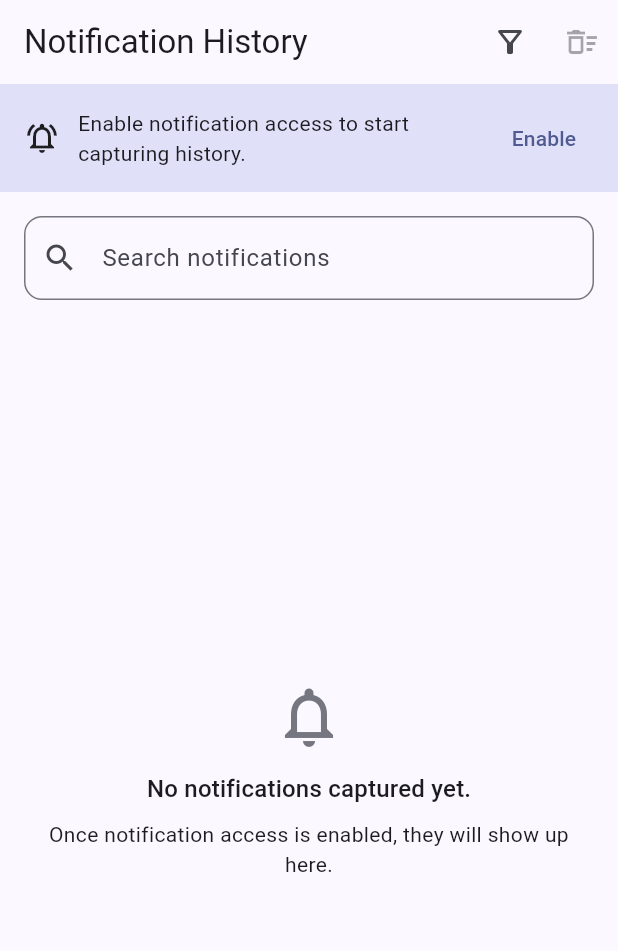
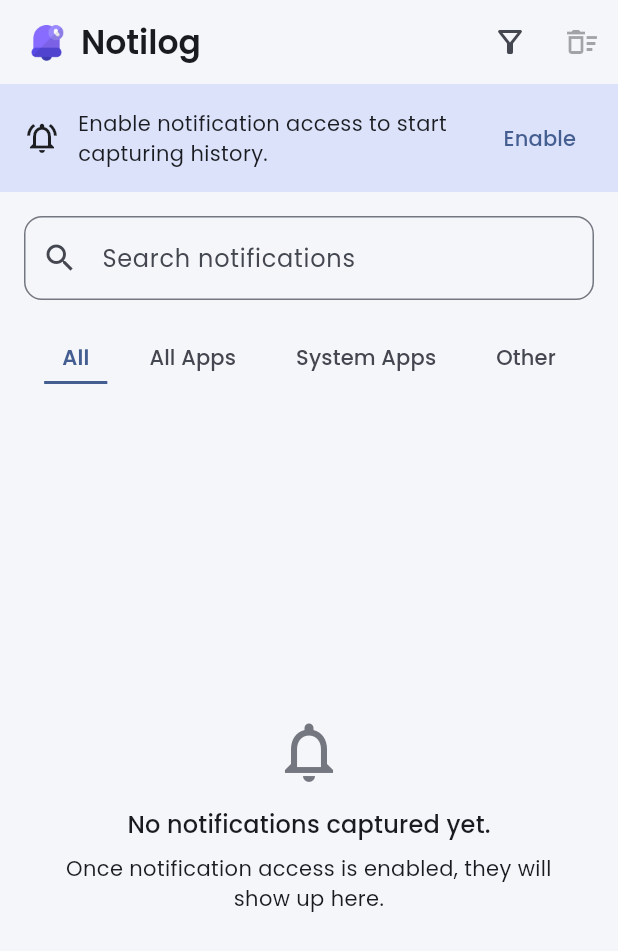
Before and after one commit to SurajChaurasia84/Notilog, a Flutter app: the screen it shows after launch, on a phone screen of 412 x 824 dp. Shown: the top 951 px of the screen. Run offline on Flutter 3.47's test engine with Material 3 defaults, Android fonts, the phone set to English and light mode, and no system bars; our stand-ins replace google_fonts, hive, hive_flutter; accounts and stored records are empty.

Commit message:
Updated screens

```diff
--- a/lib/main.dart
+++ b/lib/main.dart
@@ -1,4 +1,5 @@
 import 'package:flutter/material.dart';
+import 'package:google_fonts/google_fonts.dart';
 import 'package:hive_flutter/hive_flutter.dart';
 
 import 'database/hive_boxes.dart';
@@ -28,22 +29,45 @@ class NotificationHistoryApp extends StatelessWidget {
 
   @override
   Widget build(BuildContext context) {
+    const seed = Color(0xFF1F6FE5);
     final baseTheme = ThemeData(
-      colorScheme: ColorScheme.fromSeed(seedColor: Colors.indigo),
+      colorScheme: ColorScheme.fromSeed(
+        seedColor: seed,
+        background: const Color(0xFFF4F6FA),
+        surface: Colors.white,
+        surfaceVariant: const Color(0xFFE9EEF6),
+      ),
+      scaffoldBackgroundColor: const Color(0xFFF4F6FA),
       useMaterial3: true,
     );
     return MaterialApp(
       title: 'Notification History',
       debugShowCheckedModeBanner: false,
       theme: baseTheme.copyWith(
-        appBarTheme: const AppBarTheme(centerTitle: false),
+        appBarTheme: const AppBarTheme(
+          centerTitle: false,
+          backgroundColor: Color(0xFFF4F6FA),
+        ),
+        cardTheme: const CardThemeData(
+          color: Colors.white,
+          surfaceTintColor: Colors.white,
+        ),
+        listTileTheme: const ListTileThemeData(
+          tileColor: Colors.white,
+        ),
+        textTheme: GoogleFonts.poppinsTextTheme(baseTheme.textTheme),
       ),
       darkTheme: ThemeData(
         colorScheme: ColorScheme.fromSeed(
-          seedColor: Colors.indigo,
+          seedColor: seed,
           brightness: Brightness.dark,
+          background: const Color(0xFF0F131A),
+          surface: const Color(0xFF161B24),
+          surfaceVariant: const Color(0xFF202736),
         ),
+        scaffoldBackgroundColor: const Color(0xFF0F131A),
         useMaterial3: true,
+        textTheme: GoogleFonts.poppinsTextTheme(ThemeData.dark().textTheme),
       ),
       home: HomeScreen(controller: controller),
     );
--- a/lib/screens/home_screen.dart
+++ b/lib/screens/home_screen.dart
@@ -65,7 +65,20 @@ class _HomeScreenState extends State<HomeScreen> with WidgetsBindingObserver {
         final notifications = widget.controller.notifications;
         return Scaffold(
           appBar: AppBar(
-            title: const Text('Notification History'),
+            title: Row(
+              children: [
+                Image.asset(
+                  'assets/bell.png',
+                  width: 30,
+                  height: 30,
+                ),
+                const SizedBox(width: 8),
+                const Text(
+                  'Notilog',
+                  style: TextStyle(fontWeight: FontWeight.w600),
+                ),
+              ],
+            ),
             actions: [
               IconButton(
                 tooltip: 'Filter',
@@ -76,9 +89,7 @@ class _HomeScreenState extends State<HomeScreen> with WidgetsBindingObserver {
                 tooltip: 'Clear all',
                 onPressed: notifications.isEmpty
                     ? null
-                    : () async {
-                        await widget.controller.clearAll();
-                      },
+                    : () => _confirmClearAll(context),
                 icon: const Icon(Icons.delete_sweep_outlined),
               ),
             ],
@@ -93,6 +104,7 @@ class _HomeScreenState extends State<HomeScreen> with WidgetsBindingObserver {
                 padding: const EdgeInsets.all(16),
                 child: TextField(
                   controller: _searchController,
+                  autofocus: false,
                   decoration: InputDecoration(
                     prefixIcon: const Icon(Icons.search),
                     hintText: 'Search notifications',
@@ -101,6 +113,10 @@ class _HomeScreenState extends State<HomeScreen> with WidgetsBindingObserver {
                     ),
                   ),
                 ),
+              ),
+              _CategoryTabs(
+                value: widget.controller.categoryFilter,
+                onChanged: widget.controller.setCategoryFilter,
               ),
               Expanded(
                 child: notifications.isEmpty
@@ -112,8 +128,7 @@ class _HomeScreenState extends State<HomeScreen> with WidgetsBindingObserver {
                           return NotificationTile(
                             entry: entry,
                             onTap: () => _openDetail(context, entry),
-                            onDelete: () =>
-                                widget.controller.deleteEntry(entry),
+                            onDelete: () => _confirmDelete(context, entry),
                           );
                         },
                       ),
@@ -148,4 +163,117 @@ class _HomeScreenState extends State<HomeScreen> with WidgetsBindingObserver {
       ),
     );
   }
+
+  Future<void> _confirmDelete(
+    BuildContext context,
+    NotificationEntry entry,
+  ) async {
+    final result = await showDialog<bool>(
+      context: context,
+      builder: (context) => AlertDialog(
+        title: const Text('Delete notification'),
+        content: const Text('Are you sure you want to delete this notification?'),
+        actions: [
+          TextButton(
+            onPressed: () => Navigator.of(context).pop(false),
+            child: const Text('Cancel'),
+          ),
+          ElevatedButton(
+            onPressed: () => Navigator.of(context).pop(true),
+            child: const Text('Delete'),
+          ),
+        ],
+      ),
+    );
+    if (result == true) {
+      await widget.controller.deleteEntry(entry);
+    }
+  }
+
+  Future<void> _confirmClearAll(BuildContext context) async {
+    final result = await showDialog<bool>(
+      context: context,
+      builder: (context) => AlertDialog(
+        title: const Text('Clear all history'),
+        content: const Text('Delete all stored notifications?'),
+        actions: [
+          TextButton(
+            onPressed: () => Navigator.of(context).pop(false),
+            child: const Text('Cancel'),
+          ),
+          ElevatedButton(
+            onPressed: () => Navigator.of(context).pop(true),
+            child: const Text('Clear'),
+          ),
+        ],
+      ),
+    );
+    if (result == true) {
+      await widget.controller.clearAll();
+    }
+  }
 }
+
+class _CategoryTabs extends StatelessWidget {
+  const _CategoryTabs({
+    required this.value,
+    required this.onChanged,
+  });
+
+  final AppCategoryFilter value;
+  final ValueChanged<AppCategoryFilter> onChanged;
+
+  @override
+  Widget build(BuildContext context) {
+    final theme = Theme.of(context);
+    return SingleChildScrollView(
+      scrollDirection: Axis.horizontal,
+      padding: const EdgeInsets.symmetric(horizontal: 8),
+      child: Row(
+        children: [
+          _buildTab(theme, AppCategoryFilter.all, 'All'),
+          _buildTab(theme, AppCategoryFilter.allApps, 'All Apps'),
+          _buildTab(theme, AppCategoryFilter.systemApps, 'System Apps'),
+          _buildTab(theme, AppCategoryFilter.other, 'Other'),
+        ],
+      ),
+    );
+  }
+
+  Widget _buildTab(
+    ThemeData theme,
+    AppCategoryFilter filter,
+    String label,
+  ) {
+    final selected = value == filter;
+    return Padding(
+      padding: const EdgeInsets.symmetric(horizontal: 8, vertical: 6),
+      child: InkWell(
+        borderRadius: BorderRadius.circular(8),
+        onTap: () => onChanged(filter),
+        child: Container(
+          padding: const EdgeInsets.symmetric(horizontal: 12, vertical: 6),
+          decoration: BoxDecoration(
+            border: Border(
+              bottom: BorderSide(
+                color: selected
+                    ? theme.colorScheme.primary
+                    : Colors.transparent,
+                width: 2,
+              ),
+            ),
+          ),
+          child: Text(
+            label,
+            style: theme.textTheme.titleSmall?.copyWith(
+              color: selected
+                  ? theme.colorScheme.primary
+                  : theme.colorScheme.onSurfaceVariant,
+              fontWeight: selected ? FontWeight.w600 : FontWeight.w500,
+            ),
+          ),
+        ),
+      ),
+    );
+  }
+}
--- a/lib/services/notification_controller.dart
+++ b/lib/services/notification_controller.dart
@@ -16,10 +16,10 @@ class NotificationController extends ChangeNotifier {
   String _query = '';
   String? _appFilter;
   String? _packageFilter;
-  TimeFilter _timeFilter = TimeFilter.more;
+  AppCategoryFilter _categoryFilter = AppCategoryFilter.all;
 
   List<NotificationEntry> get notifications => _filtered;
-  TimeFilter get timeFilter => _timeFilter;
+  AppCategoryFilter get categoryFilter => _categoryFilter;
 
   List<String> get appNames =>
       _all.map((e) => e.appName).where((e) => e.isNotEmpty).toSet().toList()
@@ -35,8 +35,8 @@ class NotificationController extends ChangeNotifier {
   String? get appFilter => _appFilter;
   String? get packageFilter => _packageFilter;
 
-  void setTimeFilter(TimeFilter filter) {
-    _timeFilter = filter;
+  void setCategoryFilter(AppCategoryFilter filter) {
+    _categoryFilter = filter;
     _applyFilters();
     notifyListeners();
   }
@@ -108,36 +108,53 @@ class NotificationController extends ChangeNotifier {
           e.title.toLowerCase().contains(lower) ||
           e.message.toLowerCase().contains(lower));
     }
-    items = _applyTimeFilter(items);
+    items = _applyCategoryFilter(items);
     _filtered = items.toList();
   }
 
-  Iterable<NotificationEntry> _applyTimeFilter(
+  Iterable<NotificationEntry> _applyCategoryFilter(
     Iterable<NotificationEntry> items,
   ) {
-    if (_timeFilter == TimeFilter.recent) {
-      return items.take(10);
+    switch (_categoryFilter) {
+      case AppCategoryFilter.all:
+        return items;
+      case AppCategoryFilter.allApps:
+        return items.where((e) => !_isSystemPackage(e.packageName));
+      case AppCategoryFilter.systemApps:
+        return items.where((e) => _isSystemPackage(e.packageName));
+      case AppCategoryFilter.other:
+        return items.where((e) => _isOtherCategory(e));
     }
-    final now = DateTime.now();
-    final todayStart = DateTime(now.year, now.month, now.day);
-    final tomorrowStart = todayStart.add(const Duration(days: 1));
-    final dayAfterTomorrowStart = todayStart.add(const Duration(days: 2));
+  }
 
-    switch (_timeFilter) {
-      case TimeFilter.today:
-        return items.where((e) =>
-            e.dateTime.isAfter(todayStart) &&
-            e.dateTime.isBefore(tomorrowStart));
-      case TimeFilter.tomorrow:
-        return items.where((e) =>
-            e.dateTime.isAfter(tomorrowStart) &&
-            e.dateTime.isBefore(dayAfterTomorrowStart));
-      case TimeFilter.more:
-        return items.where((e) => e.dateTime.isBefore(todayStart));
-      case TimeFilter.recent:
-        return items;
+  bool _isOtherCategory(NotificationEntry entry) {
+    if (entry.appName.isEmpty || entry.packageName.isEmpty) {
+      return true;
     }
+    final normalizedApp = entry.appName.toLowerCase();
+    final normalizedPackage = entry.packageName.toLowerCase();
+    return normalizedApp == normalizedPackage && !_isSystemPackage(entry.packageName);
+  }
+
+  bool _isSystemPackage(String packageName) {
+    final lower = packageName.toLowerCase();
+    const prefixes = [
+      'android',
+      'com.android',
+      'com.google.android',
+      'com.samsung.android',
+      'com.miui',
+      'com.oneplus',
+      'com.oppo',
+      'com.vivo',
+      'com.huawei',
+      'com.motorola',
+      'com.lenovo',
+      'com.realme',
+      'com.coloros',
+    ];
+    return prefixes.any((prefix) => lower.startsWith(prefix));
   }
 }
 
-enum TimeFilter { recent, today, tomorrow, more }
+enum AppCategoryFilter { all, allApps, systemApps, other }
--- a/pubspec.yaml
+++ b/pubspec.yaml
@@ -34,6 +34,7 @@ dependencies:
   # The following adds the Cupertino Icons font to your application.
   # Use with the CupertinoIcons class for iOS style icons.
   cupertino_icons: ^1.0.8
+  google_fonts: ^6.2.1
   hive: ^2.2.3
   hive_flutter: ^1.1.0
   intl: ^0.19.0
@@ -61,9 +62,8 @@ flutter:
   uses-material-design: true
 
   # To add assets to your application, add an assets section, like this:
-  # assets:
-  #   - images/a_dot_burr.jpeg
-  #   - images/a_dot_ham.jpeg
+  assets:
+    - assets/bell.png
 
   # An image asset can refer to one or more resolution-specific "variants", see
   # https://flutter.dev/to/resolution-aware-images
```
Also changed, not shown: lib/screens/detail_screen.dart (+32 -1 lines), pubspec.lock.
